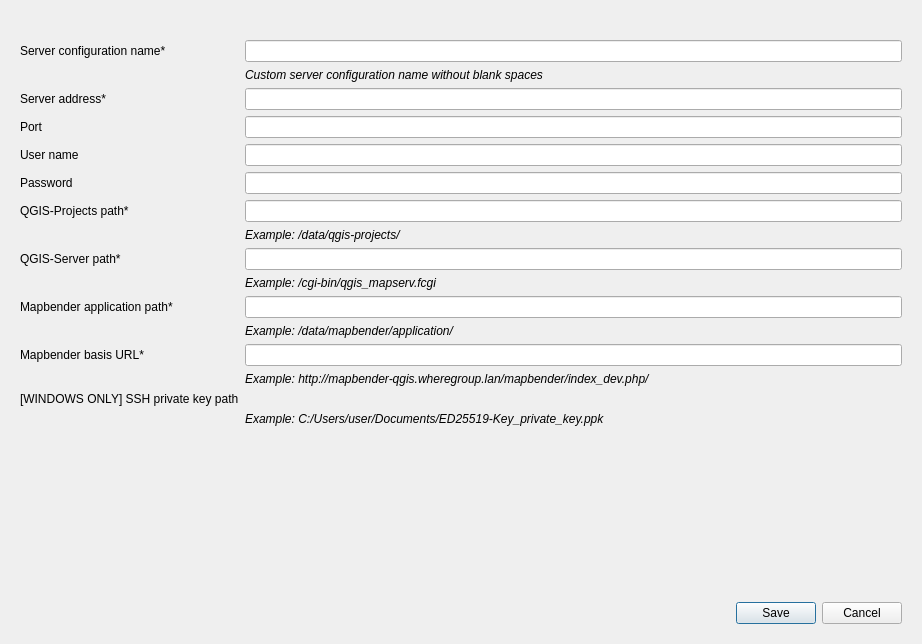
WhereGroup/QGIS2Mapbender, file mapbender_plugin/dialogs/ui/server_config_dialog.ui: the form before one commit.
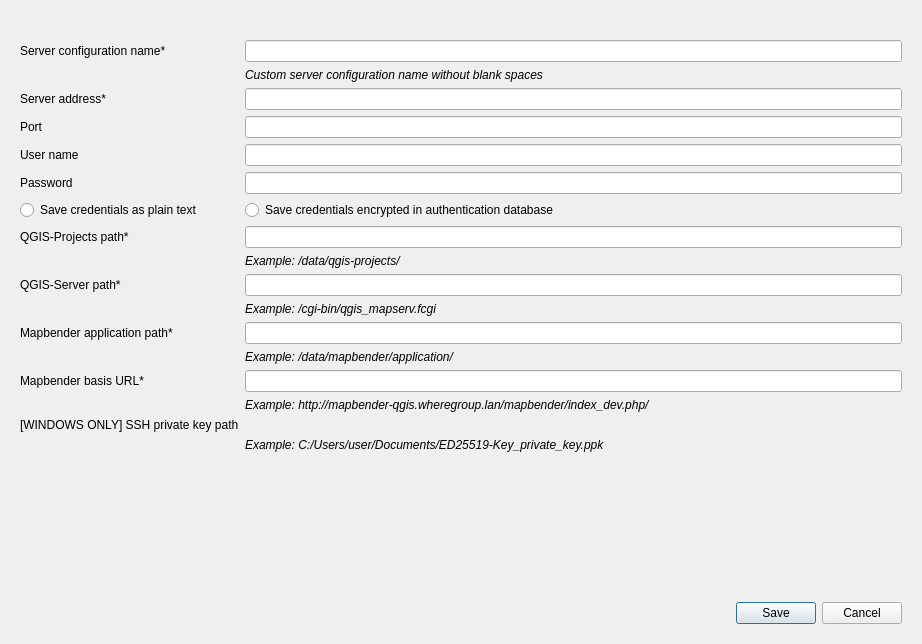
The form after the commit. Icons and pictures are not drawn. Custom widgets are drawn as their Qt base class.

```diff
--- a/mapbender_plugin/dialogs/ui/server_config_dialog.ui
+++ b/mapbender_plugin/dialogs/ui/server_config_dialog.ui
@@ -32,6 +32,18 @@
         <item row="0" column="1">
          <widget class="QLineEdit" name="serverConfigNameLineEdit"/>
         </item>
+        <item row="1" column="1">
+         <widget class="QLabel" name="serviceNameExampleLabel">
+          <property name="font">
+           <font>
+            <italic>true</italic>
+           </font>
+          </property>
+          <property name="text">
+           <string>Custom server configuration name without blank spaces</string>
+          </property>
+         </widget>
+        </item>
         <item row="2" column="0">
          <widget class="QLabel" name="serverAddressLabel">
           <property name="text">
@@ -69,17 +81,20 @@
           </property>
          </widget>
         </item>
-        <item row="6" column="0">
+        <item row="5" column="1">
+         <widget class="QgsPasswordLineEdit" name="passwordLineEdit"/>
+        </item>
+        <item row="7" column="0">
          <widget class="QLabel" name="qgisProjectPathLabel">
           <property name="text">
            <string>QGIS-Projects path*</string>
           </property>
          </widget>
         </item>
-        <item row="6" column="1">
-         <widget class="QLineEdit" name="qgisProjectPathLineEdit"/>
-        </item>
         <item row="7" column="1">
+         <widget class="QLineEdit" name="qgisProjectPathLineEdit"/>
+        </item>
+        <item row="8" column="1">
          <widget class="QLabel" name="qgisProjectPathExampleLabel">
           <property name="font">
            <font>
@@ -91,22 +106,29 @@
           </property>
          </widget>
         </item>
-        <item row="1" column="1">
-         <widget class="QLabel" name="serviceNameExampleLabel">
-          <property name="font">
-           <font>
-            <italic>true</italic>
-           </font>
-          </property>
+        <item row="9" column="0">
+         <widget class="QLabel" name="qgisServerPathLabel">
           <property name="text">
-           <string>Custom server configuration name without blank spaces</string>
+           <string>QGIS-Server path*</string>
           </property>
          </widget>
         </item>
+        <item row="9" column="1">
+         <widget class="QLineEdit" name="qgisServerPathLineEdit"/>
+        </item>
         <item row="10" column="1">
-         <widget class="QLineEdit" name="mbPathLineEdit"/>
+         <widget class="QLabel" name="qgisServerPathExampleLabel">
+          <property name="font">
+           <font>
+            <italic>true</italic>
+           </font>
+          </property>
+          <property name="text">
+           <string>Example: /cgi-bin/qgis_mapserv.fcgi</string>
+          </property>
+         </widget>
         </item>
-        <item row="10" column="0">
+        <item row="11" column="0">
          <widget class="QLabel" name="mbPathLabel">
           <property name="text">
            <string>Mapbender application path*</string>
@@ -114,6 +136,9 @@
          </widget>
         </item>
         <item row="11" column="1">
+         <widget class="QLineEdit" name="mbPathLineEdit"/>
+        </item>
+        <item row="12" column="1">
          <widget class="QLabel" name="mbPathExampleLabel">
           <property name="font">
            <font>
@@ -125,14 +150,7 @@
           </property>
          </widget>
         </item>
-        <item row="12" column="1">
-         <widget class="QLineEdit" name="mbBasisUrlLineEdit">
-          <property name="inputMethodHints">
-           <set>Qt::ImhUrlCharactersOnly</set>
-          </property>
-         </widget>
-        </item>
-        <item row="12" column="0">
+        <item row="13" column="0">
          <widget class="QLabel" name="mbBasisUrlLabel">
           <property name="text">
            <string>Mapbender basis URL*</string>
@@ -140,6 +158,13 @@
          </widget>
         </item>
         <item row="13" column="1">
+         <widget class="QLineEdit" name="mbBasisUrlLineEdit">
+          <property name="inputMethodHints">
+           <set>Qt::ImhUrlCharactersOnly</set>
+          </property>
+         </widget>
+        </item>
+        <item row="14" column="1">
          <widget class="QLabel" name="mbBasisUrlExampleLabel">
           <property name="font">
            <font>
@@ -151,32 +176,7 @@
           </property>
          </widget>
         </item>
-        <item row="5" column="1">
-         <widget class="QgsPasswordLineEdit" name="passwordLineEdit"/>
-        </item>
-        <item row="8" column="0">
-         <widget class="QLabel" name="qgisServerPathLabel">
-          <property name="text">
-           <string>QGIS-Server path*</string>
-          </property>
-         </widget>
-        </item>
-        <item row="8" column="1">
-         <widget class="QLineEdit" name="qgisServerPathLineEdit"/>
-        </item>
-        <item row="9" column="1">
-         <widget class="QLabel" name="qgisServerPathExampleLabel">
-          <property name="font">
-           <font>
-            <italic>true</italic>
-           </font>
-          </property>
-          <property name="text">
-           <string>Example: /cgi-bin/qgis_mapserv.fcgi</string>
-          </property>
-         </widget>
-        </item>
-        <item row="14" column="0">
+        <item row="15" column="0">
          <widget class="QLabel" name="winPKPathLabel">
           <property name="text">
            <string>[WINDOWS ONLY] SSH private key path</string>
@@ -184,6 +184,9 @@
          </widget>
         </item>
         <item row="15" column="1">
+         <widget class="QgsFileWidget" name="winPKFileWidget"/>
+        </item>
+        <item row="16" column="1">
          <widget class="QLabel" name="winPKPathExampleLabel">
           <property name="font">
            <font>
@@ -195,8 +198,19 @@
           </property>
          </widget>
         </item>
-        <item row="14" column="1">
-         <widget class="QgsFileWidget" name="winPKFileWidget"/>
+        <item row="6" column="0">
+         <widget class="QRadioButton" name="credentialsPlainTextRadioButton">
+          <property name="text">
+           <string>Save credentials as plain text</string>
+          </property>
+         </widget>
+        </item>
+        <item row="6" column="1">
+         <widget class="QRadioButton" name="credentialsAuthDbRadioButton">
+          <property name="text">
+           <string>Save credentials encrypted in authentication database</string>
+          </property>
+         </widget>
         </item>
        </layout>
       </item>
```
